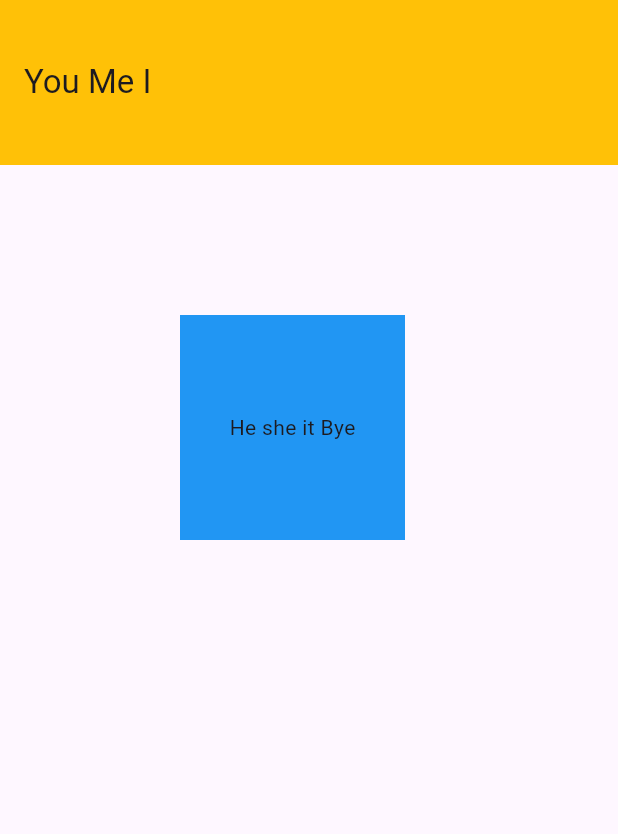
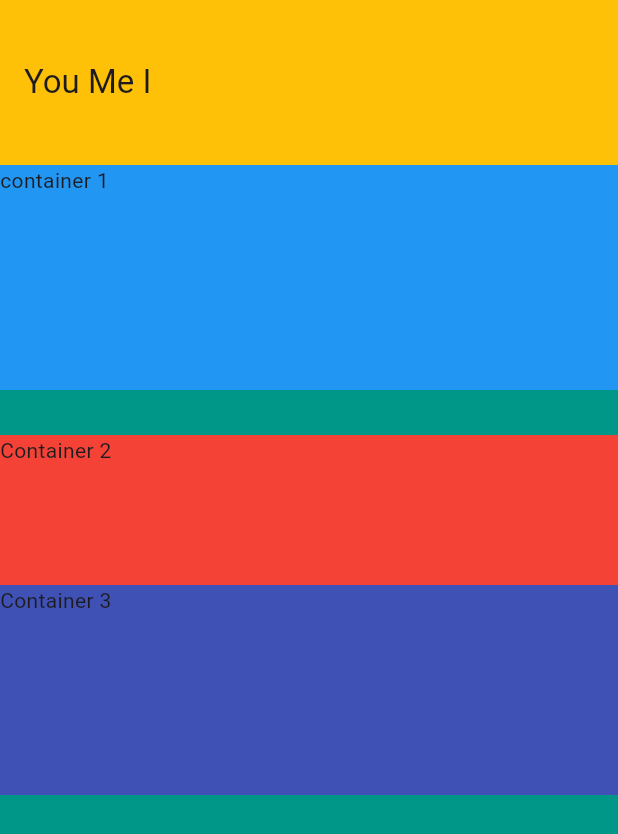
Before and after one commit to DevM7mdAli/About-Me-App, a Flutter app: the screen it shows after launch, on a phone screen of 412 x 824 dp. Shown: the top 834 px of the screen. Run offline on Flutter 3.47's test engine with Material 3 defaults, Android fonts, the light colour scheme and no system bars.

Commit message:
adding Col and Sized Box

```diff
--- a/lib/main.dart
+++ b/lib/main.dart
@@ -10,8 +10,8 @@ class MyApp extends StatelessWidget{
   @override
   Widget build(BuildContext context){
     const String hello = "You Me I";
-    const String bye = "He she it Bye";
     return Scaffold(
+      backgroundColor: Colors.teal,
       appBar: AppBar(
         title: const Text(hello),
         backgroundColor: Colors.amber,
@@ -19,16 +19,37 @@ class MyApp extends StatelessWidget{
       ),
 
       body: SafeArea(
-        child:  Container(
-          color: Colors.blue,
-          height: 150,
-          width: 150,
-          margin: const EdgeInsets.symmetric(vertical: 100, horizontal: 120),
-          padding: const EdgeInsets.all(10),
-          child: const Center(child: Text(bye)),
-        ),
+        child: Column(
+          //* mainAxisAlignment: MainAxisAlignment.spaceBetween,
+          //* verticalDirection: VerticalDirection.up, // reverse starting
+          crossAxisAlignment: CrossAxisAlignment.stretch,
+          children: [
+            Container(
+            color: Colors.blue,
+            height: 150,
+            width: 120,
+            child: const Text("container 1"),
+          ),
+          const SizedBox(
+            height: 30,
+          ),
+            Container(
+            height: 100 ,
+            width: 140,
+            color: Colors.red,
+            child: const Text("Container 2"),
+          ),
+            Container(
+            height: 140 ,
+            width: 120,
+            color: Colors.indigo,
+            child: const Text("Container 3"),
+          ),
+            Container(//just for shape
+            width: double.infinity, //! making invesible full width
+          ),
+        ],),
       ),
-
     );
   }
 }
```
